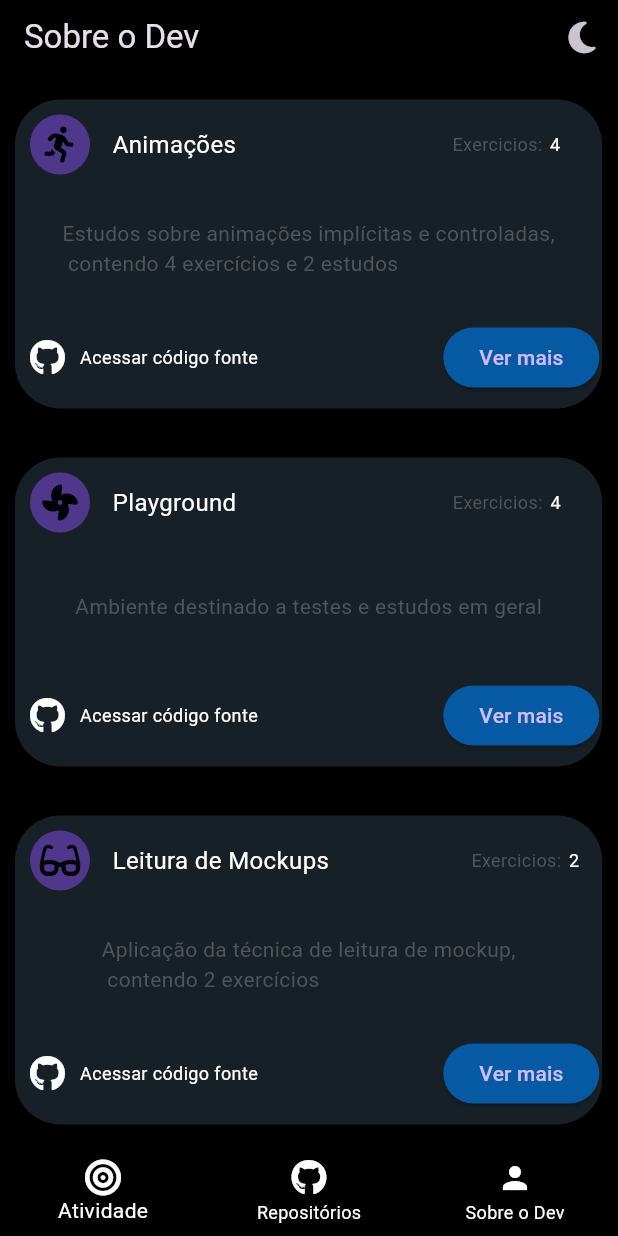
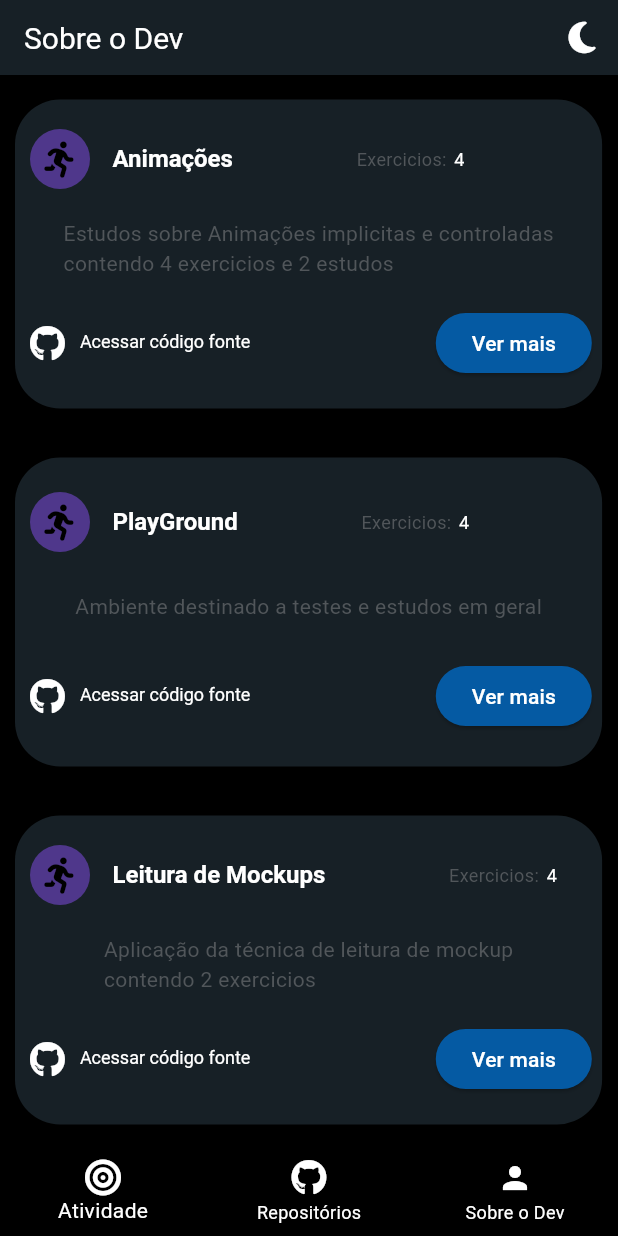
Before and after one commit to klyneeossada/app_cv, a Flutter app: the screen it shows after launch, on a phone screen of 412 x 824 dp. Run offline on Flutter 3.47's test engine with Material 2 defaults, Android fonts, the phone set to English and light mode, and no system bars; our stand-ins replace font_awesome_flutter.

Commit message:
refatoracao e ajustes no theme

```diff
--- a/lib/app_widget.dart
+++ b/lib/app_widget.dart
@@ -1,4 +1,4 @@
-import 'package:app_cv/pages/home_page.dart';
+import 'package:app_cv/home/home_page.dart';
 import 'package:flutter/material.dart';
 
 class AppWidget extends StatefulWidget {
@@ -23,12 +23,47 @@ class AppWidgetState extends State<AppWidget> {
     return MaterialApp(
       themeMode: themeMode,
       theme: ThemeData(
-        useMaterial3: true,
+        primaryColor: const Color.fromRGBO(237, 244, 248, 1),
         brightness: Brightness.light,
+        scaffoldBackgroundColor: const Color.fromRGBO(214, 223, 228, 1),
+        iconTheme: const IconThemeData(color: Colors.black),
+        textTheme: const TextTheme(
+          displaySmall: TextStyle(
+            fontSize: 12,
+            color: Colors.black,
+          ),
+          displayMedium: TextStyle(
+            fontSize: 16,
+            color: Colors.black,
+            fontWeight: FontWeight.bold,
+          ),
+          titleLarge: TextStyle(
+            fontSize: 20,
+            color: Colors.black,
+          ),
+        ),
       ),
       darkTheme: ThemeData(
+        primaryColor: const Color.fromRGBO(23, 32, 38, 1),
         useMaterial3: true,
         brightness: Brightness.dark,
+        scaffoldBackgroundColor: Colors.black,
+        iconTheme: const IconThemeData(color: Colors.white),
+        textTheme: const TextTheme(
+          displaySmall: TextStyle(
+            fontSize: 12,
+            color: Colors.white,
+          ),
+          displayMedium: TextStyle(
+            fontSize: 16,
+            color: Colors.white,
+            fontWeight: FontWeight.bold,
+          ),
+          titleLarge: TextStyle(
+            fontSize: 20,
+            color: Colors.white,
+          ),
+        ),
       ),
       routes: {
         '/': (_) => const HomePage(),
--- a/lib/components/app_bar.dart
+++ b/lib/components/appbar_components.dart
@@ -1,6 +1,6 @@
 import 'package:flutter/material.dart';
 
-import 'darktheme_button.dart';
+import 'darktheme_button_components.dart';
 
 class AppBarAll extends StatelessWidget {
   const AppBarAll({super.key});
@@ -8,9 +8,12 @@ class AppBarAll extends StatelessWidget {
   @override
   Widget build(BuildContext context) {
     return AppBar(
-      backgroundColor: Colors.black,
+      backgroundColor: Theme.of(context).primaryColor,
       actions: const [ThemeButton()],
-      title: const Text('Sobre o Dev'),
+      title: Text(
+        'Sobre o Dev',
+        style: Theme.of(context).textTheme.titleLarge,
+      ),
     );
   }
 }
--- a/lib/components/darktheme_button.dart
+++ b/lib/components/darktheme_button_components.dart
@@ -14,6 +14,7 @@ class ThemeButton extends StatelessWidget {
         appState?.switchTheme();
       },
       icon: const FaIcon(FontAwesomeIcons.solidMoon),
+      color: Colors.white,
     );
   }
 }
--- /dev/null
+++ b/lib/components/more_button_components.dart
@@ -0,0 +1,24 @@
+import 'package:flutter/material.dart';
+
+class MoreButton extends StatelessWidget {
+  const MoreButton({super.key});
+
+  @override
+  Widget build(BuildContext context) {
+    return ElevatedButton(
+      style: ElevatedButton.styleFrom(
+        backgroundColor: const Color.fromRGBO(5, 90, 163, 1),
+        shape: RoundedRectangleBorder(
+          borderRadius: BorderRadius.circular(20.0),
+        ),
+      ),
+      onPressed: () {
+        // to do
+      },
+      child: const Text(
+        'Ver mais',
+        style: TextStyle(color: Colors.white),
+      ),
+    );
+  }
+}
--- a/lib/pages/home_page.dart
+++ b/lib/home/home_page.dart
@@ -1,10 +1,10 @@
-import 'package:app_cv/pages/main_page.dart';
-import 'package:app_cv/pages/profile_page.dart';
-import 'package:app_cv/pages/repositores_page.dart';
+import 'package:app_cv/main/main_page.dart';
+import 'package:app_cv/profile/profile_page.dart';
+import 'package:app_cv/repositores/repositores_page.dart';
 import 'package:flutter/material.dart';
 import 'package:font_awesome_flutter/font_awesome_flutter.dart';
 
-import '../components/app_bar.dart';
+import '../components/appbar_components.dart';
 
 class HomePage extends StatefulWidget {
   const HomePage({super.key});
@@ -27,7 +27,7 @@ class _HomePageState extends State<HomePage> {
   @override
   Widget build(BuildContext context) {
     return Scaffold(
-      backgroundColor: Colors.black,
+      backgroundColor: Theme.of(context).scaffoldBackgroundColor,
       appBar: const PreferredSize(
         preferredSize: Size.fromHeight(50),
         child: AppBarAll(),
@@ -35,7 +35,7 @@ class _HomePageState extends State<HomePage> {
       body: _body[index],
       bottomNavigationBar: BottomNavigationBar(
         currentIndex: index,
-        backgroundColor: Colors.black,
+        backgroundColor: Theme.of(context).scaffoldBackgroundColor,
         selectedItemColor: Colors.white,
         unselectedItemColor: Colors.white,
         items: [
--- /dev/null
+++ b/lib/main/container_main_page.dart
@@ -0,0 +1,95 @@
+import 'package:flutter/material.dart';
+import 'package:font_awesome_flutter/font_awesome_flutter.dart';
+
+import '../components/more_button_components.dart';
+
+class ContainerMain extends StatelessWidget {
+  const ContainerMain(
+      {super.key, required this.midText, required this.titleText});
+  final String midText;
+  final String titleText;
+
+  @override
+  Widget build(BuildContext context) {
+    final mediaQuery = MediaQuery.of(context);
+    final size = mediaQuery.size;
+
+    return Container(
+      padding: const EdgeInsets.all(10.0),
+      decoration: BoxDecoration(
+        borderRadius: const BorderRadius.all(
+          Radius.circular(30.0),
+        ),
+        color: Theme.of(context).primaryColor,
+      ),
+      height: size.height * 0.25,
+      width: size.width * 0.95,
+      child: Column(
+        mainAxisAlignment: MainAxisAlignment.spaceAround,
+        crossAxisAlignment: CrossAxisAlignment.start,
+        children: [
+          Row(
+            mainAxisAlignment: MainAxisAlignment.start,
+            children: [
+              const CircleAvatar(
+                child: FaIcon(
+                  color: Colors.black,
+                  FontAwesomeIcons.personRunning,
+                ),
+              ),
+              const Padding(
+                padding: EdgeInsets.only(left: 15),
+              ),
+              Text(
+                style: Theme.of(context).textTheme.displayMedium,
+                titleText,
+                textAlign: TextAlign.left,
+              ),
+              SizedBox(width: size.width * 0.2),
+              const Text(
+                'Exercicios:',
+                style: TextStyle(
+                  fontSize: 12,
+                  color: Color.fromRGBO(81, 86, 90, 1),
+                ),
+              ),
+              const SizedBox(
+                width: 5,
+              ),
+              const Text(
+                '4',
+                style: TextStyle(fontSize: 12, color: Colors.white),
+              ),
+            ],
+          ),
+          Row(
+            mainAxisAlignment: MainAxisAlignment.center,
+            children: [
+              Text(
+                  style: const TextStyle(
+                    fontSize: 14,
+                    color: Color.fromRGBO(81, 86, 90, 1),
+                  ),
+                  midText),
+            ],
+          ),
+          Row(
+            children: [
+              const FaIcon(
+                FontAwesomeIcons.github,
+                color: Colors.white,
+              ),
+              const Padding(
+                padding: EdgeInsets.only(left: 10),
+              ),
+              Text('Acessar código fonte',
+                  style: Theme.of(context).textTheme.displaySmall),
+              SizedBox(width: size.width * 0.3),
+              const MoreButton(),
+            ],
+          )
+        ],
+      ),
+    );
+  }
+}
--- /dev/null
+++ b/lib/main/main_page.dart
@@ -0,0 +1,33 @@
+import 'package:flutter/material.dart';
+
+import 'container_main_page.dart';
+
+class MainPage extends StatelessWidget {
+  const MainPage({super.key});
+
+  @override
+  Widget build(BuildContext context) {
+    return Padding(
+      padding: const EdgeInsets.only(left: 10.0),
+      child: Column(
+        mainAxisAlignment: MainAxisAlignment.spaceAround,
+        children: const <Widget>[
+          ContainerMain(
+            titleText: 'Animações',
+            midText:
+                'Estudos sobre Animações implicitas e controladas\ncontendo 4 exercicios e 2 estudos',
+          ),
+          ContainerMain(
+            titleText: 'PlayGround',
+            midText: 'Ambiente destinado a testes e estudos em geral',
+          ),
+          ContainerMain(
+            titleText: 'Leitura de Mockups',
+            midText:
+                'Aplicação da técnica de leitura de mockup\ncontendo 2 exercicios',
+          ),
+        ],
+      ),
+    );
+  }
+}
--- a/lib/pages/main_page.dart
+++ /dev/null
@@ -1,291 +0,0 @@
-import 'package:flutter/material.dart';
-import 'package:font_awesome_flutter/font_awesome_flutter.dart';
-
-class MainPage extends StatelessWidget {
-  const MainPage({super.key});
-
-  @override
-  Widget build(BuildContext context) {
-    final mediaQuery = MediaQuery.of(context);
-    final size = mediaQuery.size;
-    return Padding(
-      padding: const EdgeInsets.only(left: 10.0),
-      child: Column(
-        mainAxisAlignment: MainAxisAlignment.spaceAround,
-        children: <Widget>[
-          Container(
-            padding: const EdgeInsets.all(10.0),
-            decoration: const BoxDecoration(
-              borderRadius: BorderRadius.all(
-                Radius.circular(30.0),
-              ),
-              color: Color.fromRGBO(23, 32, 38, 1),
-            ),
-            height: size.height * 0.25,
-            width: size.width * 0.95,
-            child: Column(
-              mainAxisAlignment: MainAxisAlignment.spaceBetween,
-              crossAxisAlignment: CrossAxisAlignment.start,
-              children: [
-                Row(
-                  children: [
-                    const CircleAvatar(
-                      child: FaIcon(
-                        color: Colors.black,
-                        FontAwesomeIcons.personRunning,
-                      ),
-                    ),
-                    const Padding(
-                      padding: EdgeInsets.only(left: 15),
-                    ),
-                    const Text(
-                      style: TextStyle(fontSize: 16, color: Colors.white),
-                      'Animações',
-                      textAlign: TextAlign.left,
-                    ),
-                    SizedBox(
-                      width: size.width * 0.35,
-                    ),
-                    const Text(
-                      'Exercicios:',
-                      style: TextStyle(
-                        fontSize: 12,
-                        color: Color.fromRGBO(81, 86, 90, 1),
-                      ),
-                      textAlign: TextAlign.end,
-                    ),
-                    const SizedBox(
-                      width: 5,
-                    ),
-                    const Text(
-                      '4',
-                      style: TextStyle(fontSize: 12, color: Colors.white),
-                    ),
-                  ],
-                ),
-                Row(
-                  mainAxisAlignment: MainAxisAlignment.center,
-                  children: const [
-                    Text(
-                        style: TextStyle(
-                          fontSize: 14,
-                          color: Color.fromRGBO(81, 86, 90, 1),
-                        ),
-                        'Estudos sobre animações implícitas e controladas,\n contendo 4 exercícios e 2 estudos'),
-                  ],
-                ),
-                Row(
-                  children: [
-                    const FaIcon(
-                      FontAwesomeIcons.github,
-                      color: Colors.white,
-                    ),
-                    const Padding(
-                      padding: EdgeInsets.only(left: 10),
-                    ),
-                    const Text('Acessar código fonte',
-                        style: TextStyle(fontSize: 12, color: Colors.white)),
-                    SizedBox(width: size.width * 0.3),
-                    ElevatedButton(
-                      style: ElevatedButton.styleFrom(
-                        backgroundColor: const Color.fromRGBO(5, 90, 163, 1),
-                        shape: RoundedRectangleBorder(
-                          borderRadius: BorderRadius.circular(20.0),
-                        ),
-                      ),
-                      onPressed: () {
-                        // to do
-                      },
-                      child: const Text('Ver mais'),
-                    )
-                  ],
-                )
-              ],
-            ),
-          ),
-          Container(
-            padding: const EdgeInsets.all(10.0),
-            decoration: const BoxDecoration(
-              borderRadius: BorderRadius.all(
-                Radius.circular(30.0),
-              ),
-              color: Color.fromRGBO(23, 32, 38, 1),
-            ),
-            height: size.height * 0.25,
-            width: size.width * 0.95,
-            child: Column(
-              mainAxisAlignment: MainAxisAlignment.spaceBetween,
-              crossAxisAlignment: CrossAxisAlignment.start,
-              children: [
-                Row(
-                  children: [
-                    const CircleAvatar(
-                      child: FaIcon(
-                        color: Colors.black,
-                        FontAwesomeIcons.fan,
-                      ),
-                    ),
-                    const Padding(
-                      padding: EdgeInsets.only(left: 15),
-                    ),
-                    const Text(
-                      style: TextStyle(fontSize: 16, color: Colors.white),
-                      'Playground',
-                      textAlign: TextAlign.left,
-                    ),
-                    SizedBox(
-                      width: size.width * 0.35,
-                    ),
-                    const Text(
-                      'Exercicios:',
-                      style: TextStyle(
-                        fontSize: 12,
-                        color: Color.fromRGBO(81, 86, 90, 1),
-                      ),
-                      textAlign: TextAlign.end,
-                    ),
-                    const SizedBox(
-                      width: 5,
-                    ),
-                    const Text(
-                      '4',
-                      style: TextStyle(fontSize: 12, color: Colors.white),
-                    ),
-                  ],
-                ),
-                Row(
-                  mainAxisAlignment: MainAxisAlignment.center,
-                  children: const [
-                    Text(
-                      'Ambiente destinado a testes e estudos em geral',
-                      style: TextStyle(
-                        fontSize: 14,
-                        color: Color.fromRGBO(81, 86, 90, 1),
-                      ),
-                    ),
-                  ],
-                ),
-                Row(
-                  children: [
-                    const FaIcon(
-                      FontAwesomeIcons.github,
-                      color: Colors.white,
-                    ),
-                    const Padding(
-                      padding: EdgeInsets.only(left: 10),
-                    ),
-                    const Text('Acessar código fonte',
-                        style: TextStyle(fontSize: 12, color: Colors.white)),
-                    SizedBox(width: size.width * 0.3),
-                    ElevatedButton(
-                      style: ElevatedButton.styleFrom(
-                        backgroundColor: const Color.fromRGBO(5, 90, 163, 1),
-                        shape: RoundedRectangleBorder(
-                          borderRadius: BorderRadius.circular(20.0),
-                        ),
-                      ),
-                      onPressed: () {
-                        // to do
-                      },
-                      child: const Text('Ver mais'),
-                    )
-                  ],
-                )
-              ],
-            ),
-          ),
-          Container(
-            padding: const EdgeInsets.all(10.0),
-            decoration: const BoxDecoration(
-              borderRadius: BorderRadius.all(
-                Radius.circular(30.0),
-              ),
-              color: Color.fromRGBO(23, 32, 38, 1),
-            ),
-            height: size.height * 0.25,
-            width: size.width * 0.95,
-            child: Column(
-              mainAxisAlignment: MainAxisAlignment.spaceBetween,
-              crossAxisAlignment: CrossAxisAlignment.start,
-              children: [
-                Row(
-                  children: [
-                    const CircleAvatar(
-                      child: FaIcon(
-                        color: Colors.black,
-                        FontAwesomeIcons.glasses,
-                      ),
-                    ),
-                    const Padding(
-                      padding: EdgeInsets.only(left: 15),
-                    ),
-                    const Text(
-                      style: TextStyle(fontSize: 16, color: Colors.white),
-                      'Leitura de Mockups',
-                      textAlign: TextAlign.left,
-                    ),
-                    SizedBox(
-                      width: size.width * 0.23,
-                    ),
-                    const Text(
-                      'Exercicios:',
-                      style: TextStyle(
-                        fontSize: 12,
-                        color: Color.fromRGBO(81, 86, 90, 1),
-                      ),
-                      textAlign: TextAlign.end,
-                    ),
-                    const SizedBox(
-                      width: 5,
-                    ),
-                    const Text(
-                      '2',
-                      style: TextStyle(fontSize: 12, color: Colors.white),
-                    ),
-                  ],
-                ),
-                Row(
-                  mainAxisAlignment: MainAxisAlignment.center,
-                  children: const [
-                    Text(
-                        style: TextStyle(
-                          fontSize: 14,
-                          color: Color.fromRGBO(81, 86, 90, 1),
-                        ),
-                        'Aplicação da técnica de leitura de mockup,\n contendo 2 exercícios'),
-                  ],
-                ),
-                Row(
-                  children: [
-                    const FaIcon(
-                      FontAwesomeIcons.github,
-                      color: Colors.white,
-                    ),
-                    const Padding(
-                      padding: EdgeInsets.only(left: 10),
-                    ),
-                    const Text('Acessar código fonte',
-                        style: TextStyle(fontSize: 12, color: Colors.white)),
-                    SizedBox(width: size.width * 0.3),
-                    ElevatedButton(
-                      style: ElevatedButton.styleFrom(
-                        backgroundColor: const Color.fromRGBO(5, 90, 163, 1),
-                        shape: RoundedRectangleBorder(
-                          borderRadius: BorderRadius.circular(20.0),
-                        ),
-                      ),
-                      onPressed: () {
-                        // to do
-                      },
-                      child: const Text('Ver mais'),
-                    )
-                  ],
-                )
-              ],
-            ),
-          ),
-        ],
-      ),
-    );
-  }
-}
--- a/lib/pages/profile_page.dart
+++ b/lib/profile/profile_page.dart
@@ -20,11 +20,11 @@ class _ProfilePageState extends State<ProfilePage> {
           Container(
             height: 300,
             width: 400,
-            decoration: const BoxDecoration(
-              borderRadius: BorderRadius.all(
+            decoration: BoxDecoration(
+              borderRadius: const BorderRadius.all(
                 Radius.circular(30.0),
               ),
-              color: Color.fromRGBO(23, 32, 38, 1),
+              color: Theme.of(context).primaryColor,
             ),
             child: Column(
               children: <Widget>[
@@ -34,17 +34,16 @@ class _ProfilePageState extends State<ProfilePage> {
                   radius: 60,
                 ),
                 const SizedBox(height: 10),
-                const Text(
+                Text(
                   'Klynee Ken Ossada',
-                  style: TextStyle(fontSize: 16, fontWeight: FontWeight.bold),
+                  style: Theme.of(context).textTheme.displayMedium,
                 ),
                 const SizedBox(
                   height: 10,
                 ),
-                const Text(
+                Text(
                   'Duis rhoncus dui venenatis consequat porttitor. Etiam\n aliquet congue consequat. In posuere, nunc sit amet\n laoreet blandit, urna sapien.',
-                  style: TextStyle(
-                      fontSize: 12, color: Color.fromRGBO(81, 86, 90, 1)),
+                  style: Theme.of(context).textTheme.displaySmall,
                   textAlign: TextAlign.center,
                 ),
                 const SizedBox(height: 20),
@@ -144,11 +143,11 @@ class _ProfilePageState extends State<ProfilePage> {
           Container(
             height: 100,
             width: 400,
-            decoration: const BoxDecoration(
-              borderRadius: BorderRadius.all(
+            decoration: BoxDecoration(
+              borderRadius: const BorderRadius.all(
                 Radius.circular(30.0),
               ),
-              color: Color.fromRGBO(23, 32, 38, 1),
+              color: Theme.of(context).primaryColor,
             ),
             child: Padding(
               padding: const EdgeInsets.all(8.0),
```
Also changed, not shown: lib/components/botton_navigation_components.dart (renamed from lib/components/botton_navigation.dart), lib/repositores/repositores_page.dart (renamed from lib/pages/repositores_page.dart), lib/splash/splash_page.dart (renamed from lib/pages/splash_page.dart).
